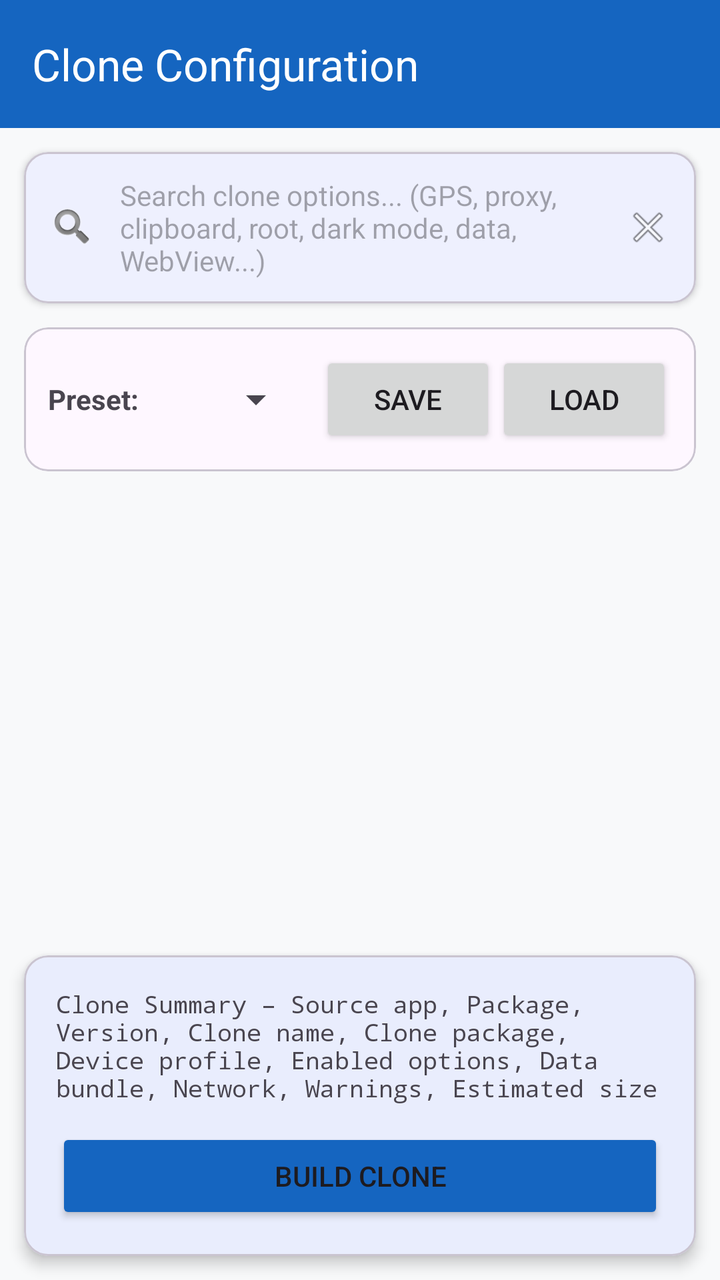
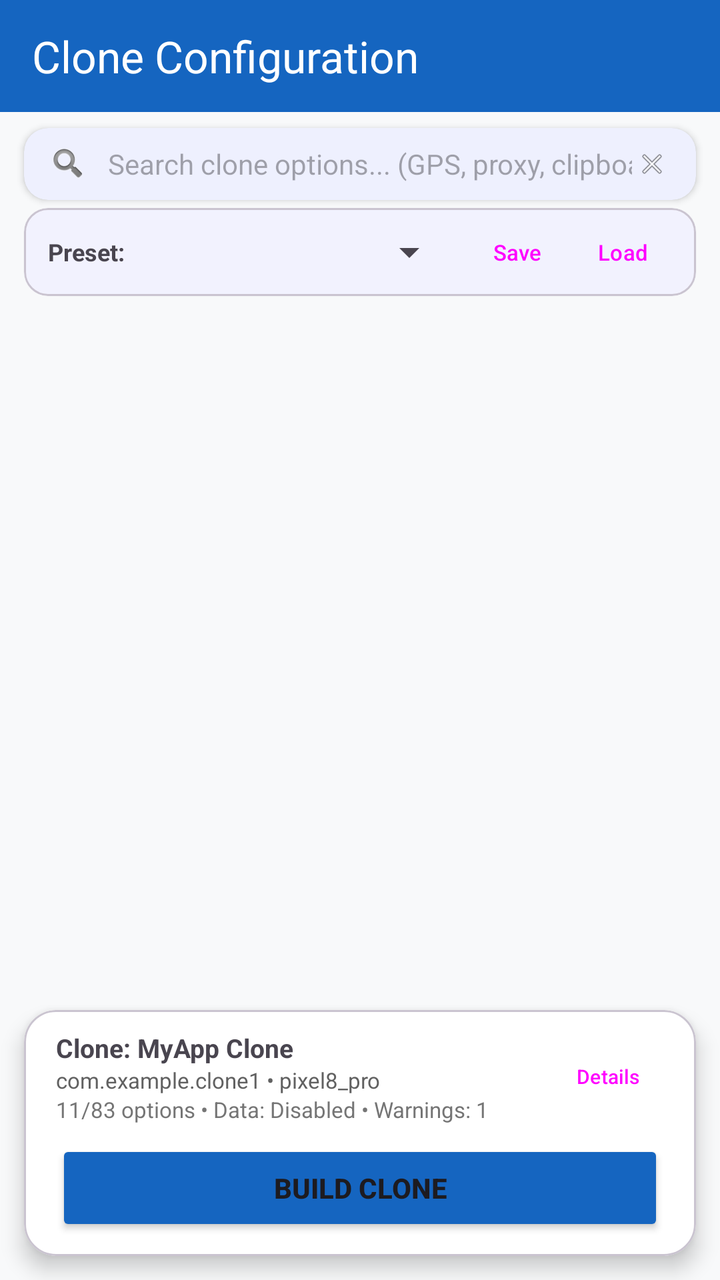

An Android layout rendered at two revisions. The XML below is the earlier revision; the diff shows what the commit changed to produce the second picture.
<!-- AndroidManifest.xml: activity theme Theme.CloneMaster -->
<!-- res/layout/activity_clone_options.xml -->
<?xml version="1.0" encoding="utf-8"?>
<LinearLayout xmlns:android="http://schemas.android.com/apk/res/android"
    xmlns:app="http://schemas.android.com/apk/res-auto"
    android:orientation="vertical"
    android:layout_width="match_parent"
    android:layout_height="match_parent"
    android:background="#F8F9FA">

    
    <com.google.android.material.appbar.AppBarLayout android:layout_width="match_parent" android:layout_height="wrap_content">
        <com.google.android.material.appbar.MaterialToolbar
            android:id="@+id/toolbar"
            android:layout_width="match_parent"
            android:layout_height="?attr/actionBarSize"
            app:title="Clone Configuration"
            app:titleTextColor="#FFFFFF"
            android:background="#1565C0"/>
    </com.google.android.material.appbar.AppBarLayout>

    
    <com.google.android.material.card.MaterialCardView android:layout_width="match_parent" android:layout_height="wrap_content" android:layout_margin="12dp" app:cardCornerRadius="12dp" app:cardElevation="2dp">
        <LinearLayout android:orientation="horizontal" android:padding="12dp" android:gravity="center_vertical" android:layout_width="match_parent" android:layout_height="wrap_content">
            <ImageView android:layout_width="24dp" android:layout_height="24dp" android:src="@android:drawable/ic_search_category_default" android:contentDescription="Search"/>
            <com.google.android.material.textfield.TextInputEditText
                android:id="@+id/searchOptions"
                android:layout_width="0dp"
                android:layout_weight="1"
                android:layout_height="wrap_content"
                android:layout_marginStart="12dp"
                android:hint="Search clone options... (GPS, proxy, clipboard, root, dark mode, data, WebView...)"
                android:background="@null"
                android:textSize="14sp"/>
            <ImageView android:id="@+id/clearSearch" android:layout_width="24dp" android:layout_height="24dp" android:src="@android:drawable/ic_menu_close_clear_cancel" android:contentDescription="Clear"/>
        </LinearLayout>
    </com.google.android.material.card.MaterialCardView>

    
    <com.google.android.material.card.MaterialCardView android:layout_width="match_parent" android:layout_height="wrap_content" android:layout_marginHorizontal="12dp" android:layout_marginBottom="8dp" app:cardCornerRadius="12dp">
        <LinearLayout android:orientation="horizontal" android:padding="12dp" android:gravity="center_vertical" android:layout_width="match_parent" android:layout_height="wrap_content">
            <TextView android:text="Preset:" android:textStyle="bold" android:layout_width="wrap_content" android:layout_height="wrap_content"/>
            <Spinner android:id="@+id/presetSpinner" android:layout_width="0dp" android:layout_weight="1" android:layout_height="wrap_content" android:layout_marginStart="12dp"/>
            <Button android:id="@+id/buttonSaveConfig" android:text="Save" android:layout_width="wrap_content" android:layout_height="wrap_content" android:layout_marginStart="8dp"/>
            <Button android:id="@+id/buttonLoadConfig" android:text="Load" android:layout_width="wrap_content" android:layout_height="wrap_content"/>
        </LinearLayout>
    </com.google.android.material.card.MaterialCardView>

    
    <androidx.recyclerview.widget.RecyclerView
        android:id="@+id/recyclerCategories"
        android:layout_width="match_parent"
        android:layout_height="wrap_content"
        android:orientation="horizontal"
        android:layout_marginHorizontal="12dp"/>

    
    <androidx.recyclerview.widget.RecyclerView
        android:id="@+id/recyclerOptions"
        android:layout_width="match_parent"
        android:layout_height="0dp"
        android:layout_weight="1"
        android:layout_margin="12dp"/>

    
    <com.google.android.material.card.MaterialCardView android:layout_width="match_parent" android:layout_height="wrap_content" android:layout_margin="12dp" app:cardCornerRadius="12dp" app:cardElevation="4dp">
        <LinearLayout android:orientation="vertical" android:padding="16dp" android:layout_width="match_parent" android:layout_height="wrap_content">
            <TextView android:id="@+id/textSummary" android:text="Clone Summary – Source app, Package, Version, Clone name, Clone package, Device profile, Enabled options, Data bundle, Network, Warnings, Estimated size" android:textSize="12sp" android:fontFamily="monospace" android:layout_width="match_parent" android:layout_height="wrap_content"/>
            <Button android:id="@+id/buttonBuildClone" android:text="Build Clone" android:layout_width="match_parent" android:layout_height="wrap_content" android:layout_marginTop="12dp" android:backgroundTint="#1565C0"/>
        </LinearLayout>
    </com.google.android.material.card.MaterialCardView>

</LinearLayout>
<!-- resources referenced by this layout -->
<resources>
  <style name="Theme.CloneMaster" parent="Theme.Material3.DayNight">
          <item name="colorPrimary">#2196F3</item>
          <item name="colorPrimaryVariant">#1976D2</item>
          <item name="colorOnPrimary">#FFFFFF</item>
      </style>
</resources>

<!-- the commit's change to res/layout/activity_clone_options.xml (unified diff, before → after) -->
@@ -7,40 +7,109 @@
     android:background="#F8F9FA">
 
     
-    <com.google.android.material.appbar.AppBarLayout android:layout_width="match_parent" android:layout_height="wrap_content">
+    <com.google.android.material.appbar.AppBarLayout
+        android:layout_width="match_parent"
+        android:layout_height="wrap_content"
+        android:background="#1565C0">
         <com.google.android.material.appbar.MaterialToolbar
             android:id="@+id/toolbar"
             android:layout_width="match_parent"
-            android:layout_height="?attr/actionBarSize"
+            android:layout_height="56dp"
             app:title="Clone Configuration"
             app:titleTextColor="#FFFFFF"
             android:background="#1565C0"/>
     </com.google.android.material.appbar.AppBarLayout>
 
     
-    <com.google.android.material.card.MaterialCardView android:layout_width="match_parent" android:layout_height="wrap_content" android:layout_margin="12dp" app:cardCornerRadius="12dp" app:cardElevation="2dp">
-        <LinearLayout android:orientation="horizontal" android:padding="12dp" android:gravity="center_vertical" android:layout_width="match_parent" android:layout_height="wrap_content">
-            <ImageView android:layout_width="24dp" android:layout_height="24dp" android:src="@android:drawable/ic_search_category_default" android:contentDescription="Search"/>
+    <com.google.android.material.card.MaterialCardView
+        android:layout_width="match_parent"
+        android:layout_height="wrap_content"
+        android:layout_marginHorizontal="12dp"
+        android:layout_marginTop="8dp"
+        android:layout_marginBottom="4dp"
+        app:cardCornerRadius="12dp"
+        app:cardElevation="2dp"
+        app:strokeWidth="0dp">
+        <LinearLayout
+            android:orientation="horizontal"
+            android:paddingHorizontal="12dp"
+            android:paddingVertical="8dp"
+            android:gravity="center_vertical"
+            android:layout_width="match_parent"
+            android:layout_height="wrap_content">
+            <ImageView
+                android:layout_width="20dp"
+                android:layout_height="20dp"
+                android:src="@android:drawable/ic_search_category_default"
+                android:contentDescription="Search"/>
             <com.google.android.material.textfield.TextInputEditText
                 android:id="@+id/searchOptions"
                 android:layout_width="0dp"
                 android:layout_weight="1"
                 android:layout_height="wrap_content"
-                android:layout_marginStart="12dp"
+                android:layout_marginStart="10dp"
                 android:hint="Search clone options... (GPS, proxy, clipboard, root, dark mode, data, WebView...)"
                 android:background="@null"
-                android:textSize="14sp"/>
-            <ImageView android:id="@+id/clearSearch" android:layout_width="24dp" android:layout_height="24dp" android:src="@android:drawable/ic_menu_close_clear_cancel" android:contentDescription="Clear"/>
+                android:textSize="14sp"
+                android:singleLine="true"
+                android:imeOptions="actionSearch"/>
+            <ImageView
+                android:id="@+id/clearSearch"
+                android:layout_width="20dp"
+                android:layout_height="20dp"
+                android:src="@android:drawable/ic_menu_close_clear_cancel"
+                android:contentDescription="Clear"
+                android:padding="2dp"/>
         </LinearLayout>
     </com.google.android.material.card.MaterialCardView>
 
     
-    <com.google.android.material.card.MaterialCardView android:layout_width="match_parent" android:layout_height="wrap_content" android:layout_marginHorizontal="12dp" android:layout_marginBottom="8dp" app:cardCornerRadius="12dp">
-        <LinearLayout android:orientation="horizontal" android:padding="12dp" android:gravity="center_vertical" android:layout_width="match_parent" android:layout_height="wrap_content">
-            <TextView android:text="Preset:" android:textStyle="bold" android:layout_width="wrap_content" android:layout_height="wrap_content"/>
-            <Spinner android:id="@+id/presetSpinner" android:layout_width="0dp" android:layout_weight="1" android:layout_height="wrap_content" android:layout_marginStart="12dp"/>
-            <Button android:id="@+id/buttonSaveConfig" android:text="Save" android:layout_width="wrap_content" android:layout_height="wrap_content" android:layout_marginStart="8dp"/>
-            <Button android:id="@+id/buttonLoadConfig" android:text="Load" android:layout_width="wrap_content" android:layout_height="wrap_content"/>
+    <com.google.android.material.card.MaterialCardView
+        android:layout_width="match_parent"
+        android:layout_height="wrap_content"
+        android:layout_marginHorizontal="12dp"
+        android:layout_marginBottom="4dp"
+        app:cardCornerRadius="12dp"
+        app:cardElevation="1dp">
+        <LinearLayout
+            android:orientation="horizontal"
+            android:paddingHorizontal="12dp"
+            android:paddingVertical="6dp"
+            android:gravity="center_vertical"
+            android:layout_width="match_parent"
+            android:layout_height="wrap_content">
+            <TextView
+                android:text="Preset:"
+                android:textStyle="bold"
+                android:textSize="12sp"
+                android:layout_width="wrap_content"
+                android:layout_height="wrap_content"/>
+            <Spinner
+                android:id="@+id/presetSpinner"
+                android:layout_width="0dp"
+                android:layout_weight="1"
+                android:layout_height="32dp"
+                android:layout_marginStart="8dp"/>
+            <Button
+                android:id="@+id/buttonSaveConfig"
+                android:text="Save"
+                android:textSize="11sp"
+                android:layout_width="wrap_content"
+                android:layout_height="32dp"
+                android:layout_marginStart="6dp"
+                android:minWidth="0dp"
+                android:paddingHorizontal="12dp"
+                style="@style/Widget.Material3.Button.TonalButton"/>
+            <Button
+                android:id="@+id/buttonLoadConfig"
+                android:text="Load"
+                android:textSize="11sp"
+                android:layout_width="wrap_content"
+                android:layout_height="32dp"
+                android:layout_marginStart="4dp"
+                android:minWidth="0dp"
+                android:paddingHorizontal="12dp"
+                style="@style/Widget.Material3.Button.TonalButton"/>
         </LinearLayout>
     </com.google.android.material.card.MaterialCardView>
 
@@ -48,9 +117,12 @@
     <androidx.recyclerview.widget.RecyclerView
         android:id="@+id/recyclerCategories"
         android:layout_width="match_parent"
-        android:layout_height="wrap_content"
+        android:layout_height="48dp"
         android:orientation="horizontal"
-        android:layout_marginHorizontal="12dp"/>
+        android:layout_marginHorizontal="8dp"
+        android:layout_marginBottom="2dp"
+        android:clipToPadding="false"
+        android:paddingHorizontal="4dp"/>
 
     
     <androidx.recyclerview.widget.RecyclerView
@@ -58,13 +130,97 @@
         android:layout_width="match_parent"
         android:layout_height="0dp"
         android:layout_weight="1"
-        android:layout_margin="12dp"/>
-
-    
-    <com.google.android.material.card.MaterialCardView android:layout_width="match_parent" android:layout_height="wrap_content" android:layout_margin="12dp" app:cardCornerRadius="12dp" app:cardElevation="4dp">
-        <LinearLayout android:orientation="vertical" android:padding="16dp" android:layout_width="match_parent" android:layout_height="wrap_content">
-            <TextView android:id="@+id/textSummary" android:text="Clone Summary – Source app, Package, Version, Clone name, Clone package, Device profile, Enabled options, Data bundle, Network, Warnings, Estimated size" android:textSize="12sp" android:fontFamily="monospace" android:layout_width="match_parent" android:layout_height="wrap_content"/>
-            <Button android:id="@+id/buttonBuildClone" android:text="Build Clone" android:layout_width="match_parent" android:layout_height="wrap_content" android:layout_marginTop="12dp" android:backgroundTint="#1565C0"/>
+        android:layout_marginHorizontal="12dp"
+        android:layout_marginBottom="4dp"
+        android:clipToPadding="false"
+        android:paddingBottom="8dp"/>
+
+    
+    <com.google.android.material.card.MaterialCardView
+        android:layout_width="match_parent"
+        android:layout_height="wrap_content"
+        android:layout_marginHorizontal="12dp"
+        android:layout_marginBottom="12dp"
+        app:cardCornerRadius="16dp"
+        app:cardElevation="6dp"
+        android:backgroundTint="#FFFFFF">
+
+        <LinearLayout
+            android:orientation="vertical"
+            android:paddingHorizontal="16dp"
+            android:paddingVertical="10dp"
+            android:layout_width="match_parent"
+            android:layout_height="wrap_content">
+
+            
+            <LinearLayout
+                android:orientation="horizontal"
+                android:gravity="center_vertical"
+                android:layout_width="match_parent"
+                android:layout_height="wrap_content">
+
+                <LinearLayout
+                    android:orientation="vertical"
+                    android:layout_width="0dp"
+                    android:layout_weight="1"
+                    android:layout_height="wrap_content">
+
+                    <TextView
+                        android:id="@+id/textCloneName"
+                        android:text="Clone: MyApp Clone"
+                        android:textSize="13sp"
+                        android:textStyle="bold"
+                        android:maxLines="1"
+                        android:ellipsize="end"
+                        android:layout_width="match_parent"
+                        android:layout_height="wrap_content"/>
+
+                    <TextView
+                        android:id="@+id/textClonePackage"
+                        android:text="com.example.clone1 • pixel8_pro"
+                        android:textSize="11sp"
+                        android:textColor="#616161"
+                        android:maxLines="1"
+                        android:ellipsize="end"
+                        android:layout_width="match_parent"
+                        android:layout_height="wrap_content"/>
+
+                    <TextView
+                        android:id="@+id/textSummaryCompact"
+                        android:text="11/83 options • Data: Disabled • Warnings: 1"
+                        android:textSize="11sp"
+                        android:textColor="#757575"
+                        android:maxLines="1"
+                        android:ellipsize="end"
+                        android:layout_width="match_parent"
+                        android:layout_height="wrap_content"/>
+
+                </LinearLayout>
+
+                <Button
+                    android:id="@+id/buttonSummaryDetails"
+                    android:text="Details"
+                    android:textSize="10sp"
+                    android:layout_width="wrap_content"
+                    android:layout_height="32dp"
+                    android:minWidth="0dp"
+                    android:paddingHorizontal="12dp"
+                    style="@style/Widget.Material3.Button.OutlinedButton"/>
+
+            </LinearLayout>
+
+            
+            <Button
+                android:id="@+id/buttonBuildClone"
+                android:text="BUILD CLONE"
+                android:textStyle="bold"
+                android:textSize="14sp"
+                android:layout_width="match_parent"
+                android:layout_height="48dp"
+                android:layout_marginTop="8dp"
+                android:backgroundTint="#1565C0"
+                app:cornerRadius="12dp"/>
+
         </LinearLayout>
     </com.google.android.material.card.MaterialCardView>
 
